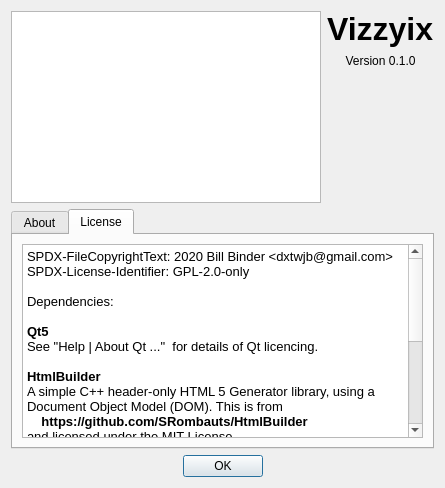
wwjjbb/vizzyix, file vizzyix/aboutdialog.ui: the form before one commit.
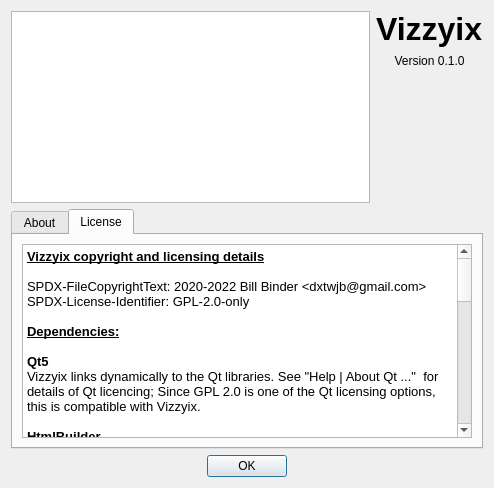
The form after the commit. The open tabs and pages were chosen to show the change.

Commit message:
Ebuild now gets source archive from github
Tidied up licensing some more.
The ebuild had a residual gpl-3 reference, now fixed.
Added a reference ebuild (based on 0.36.1) for eix with protobuf
useflag.
Added clicky links to the About... dialog.

```diff
--- a/vizzyix/aboutdialog.ui
+++ b/vizzyix/aboutdialog.ui
@@ -13,7 +13,7 @@
    <rect>
     <x>0</x>
     <y>0</y>
-    <width>445</width>
+    <width>494</width>
     <height>488</height>
    </rect>
   </property>
@@ -121,33 +121,50 @@
       </attribute>
       <layout class="QVBoxLayout" name="verticalLayout_4">
        <item>
-        <widget class="QTextEdit" name="licenseInfo">
+        <widget class="QTextBrowser" name="licenseInfo">
          <property name="html">
           <string>&lt;!DOCTYPE HTML PUBLIC &quot;-//W3C//DTD HTML 4.0//EN&quot; &quot;http://www.w3.org/TR/REC-html40/strict.dtd&quot;&gt;
 &lt;html&gt;&lt;head&gt;&lt;meta name=&quot;qrichtext&quot; content=&quot;1&quot; /&gt;&lt;style type=&quot;text/css&quot;&gt;
 p, li { white-space: pre-wrap; }
 &lt;/style&gt;&lt;/head&gt;&lt;body style=&quot; font-family:'Noto Sans'; font-size:10pt; font-weight:400; font-style:normal;&quot;&gt;
-&lt;p style=&quot; margin-top:0px; margin-bottom:0px; margin-left:0px; margin-right:0px; -qt-block-indent:0; text-indent:0px;&quot;&gt;SPDX-FileCopyrightText: 2020 Bill Binder &amp;lt;dxtwjb@gmail.com&amp;gt;&lt;/p&gt;
+&lt;p style=&quot; margin-top:0px; margin-bottom:0px; margin-left:0px; margin-right:0px; -qt-block-indent:0; text-indent:0px;&quot;&gt;&lt;span style=&quot; font-weight:600; text-decoration: underline;&quot;&gt;Vizzyix copyright and licensing details&lt;/span&gt;&lt;/p&gt;
+&lt;p style=&quot;-qt-paragraph-type:empty; margin-top:0px; margin-bottom:0px; margin-left:0px; margin-right:0px; -qt-block-indent:0; text-indent:0px;&quot;&gt;&lt;br /&gt;&lt;/p&gt;
+&lt;p style=&quot; margin-top:0px; margin-bottom:0px; margin-left:0px; margin-right:0px; -qt-block-indent:0; text-indent:0px;&quot;&gt;SPDX-FileCopyrightText: 2020-2022 Bill Binder &amp;lt;dxtwjb@gmail.com&amp;gt;&lt;/p&gt;
 &lt;p style=&quot; margin-top:0px; margin-bottom:0px; margin-left:0px; margin-right:0px; -qt-block-indent:0; text-indent:0px;&quot;&gt;SPDX-License-Identifier: GPL-2.0-only&lt;/p&gt;
 &lt;p style=&quot;-qt-paragraph-type:empty; margin-top:0px; margin-bottom:0px; margin-left:0px; margin-right:0px; -qt-block-indent:0; text-indent:0px;&quot;&gt;&lt;br /&gt;&lt;/p&gt;
-&lt;p style=&quot; margin-top:0px; margin-bottom:0px; margin-left:0px; margin-right:0px; -qt-block-indent:0; text-indent:0px;&quot;&gt;Dependencies:&lt;/p&gt;
+&lt;p style=&quot; margin-top:0px; margin-bottom:0px; margin-left:0px; margin-right:0px; -qt-block-indent:0; text-indent:0px;&quot;&gt;&lt;span style=&quot; font-weight:600; text-decoration: underline;&quot;&gt;Dependencies:&lt;/span&gt;&lt;/p&gt;
 &lt;p style=&quot;-qt-paragraph-type:empty; margin-top:0px; margin-bottom:0px; margin-left:0px; margin-right:0px; -qt-block-indent:0; text-indent:0px;&quot;&gt;&lt;br /&gt;&lt;/p&gt;
 &lt;p style=&quot; margin-top:0px; margin-bottom:0px; margin-left:0px; margin-right:0px; -qt-block-indent:0; text-indent:0px;&quot;&gt;&lt;span style=&quot; font-weight:600;&quot;&gt;Qt5&lt;/span&gt;&lt;/p&gt;
-&lt;p style=&quot; margin-top:0px; margin-bottom:0px; margin-left:0px; margin-right:0px; -qt-block-indent:0; text-indent:0px;&quot;&gt;See &amp;quot;Help | About Qt ...&amp;quot;  for details of Qt licencing.&lt;/p&gt;
+&lt;p style=&quot; margin-top:0px; margin-bottom:0px; margin-left:0px; margin-right:0px; -qt-block-indent:0; text-indent:0px;&quot;&gt;Vizzyix links dynamically to the Qt libraries. See &amp;quot;Help | About Qt ...&amp;quot;  for details of Qt licencing; Since GPL 2.0 is one of the Qt licensing options,  this is compatible with Vizzyix.&lt;/p&gt;
 &lt;p style=&quot;-qt-paragraph-type:empty; margin-top:0px; margin-bottom:0px; margin-left:0px; margin-right:0px; -qt-block-indent:0; text-indent:0px;&quot;&gt;&lt;br /&gt;&lt;/p&gt;
 &lt;p style=&quot; margin-top:0px; margin-bottom:0px; margin-left:0px; margin-right:0px; -qt-block-indent:0; text-indent:0px;&quot;&gt;&lt;span style=&quot; font-weight:600;&quot;&gt;HtmlBuilder&lt;/span&gt; &lt;/p&gt;
-&lt;p style=&quot; margin-top:0px; margin-bottom:0px; margin-left:0px; margin-right:0px; -qt-block-indent:0; text-indent:0px;&quot;&gt;A simple C++ header-only HTML 5 Generator library, using a Document Object Model (DOM). This is from&lt;/p&gt;
-&lt;p style=&quot; margin-top:0px; margin-bottom:0px; margin-left:0px; margin-right:0px; -qt-block-indent:0; text-indent:0px;&quot;&gt;&lt;span style=&quot; font-weight:600;&quot;&gt;    https://github.com/SRombauts/HtmlBuilder&lt;/span&gt;&lt;/p&gt;
-&lt;p style=&quot; margin-top:0px; margin-bottom:0px; margin-left:0px; margin-right:0px; -qt-block-indent:0; text-indent:0px;&quot;&gt;and licensed under the MIT License.&lt;/p&gt;
+&lt;p style=&quot; margin-top:0px; margin-bottom:0px; margin-left:0px; margin-right:0px; -qt-block-indent:0; text-indent:0px;&quot;&gt;A simple C++ header-only HTML 5 Generator library, using a Document Object Model (DOM), from &lt;a href=&quot;https://github.com/SRombauts/HtmlBuilder&quot;&gt;&lt;span style=&quot; text-decoration: underline; color:#2980b9;&quot;&gt;https://github.com/SRombauts/HtmlBuilder&lt;/span&gt;&lt;/a&gt;.  The headers are compiled directly into &lt;span style=&quot; font-weight:600;&quot;&gt;vizzyix&lt;/span&gt;. Licensed under the MITNFA License, which is compatible with GPL-2.0.&lt;/p&gt;
 &lt;p style=&quot;-qt-paragraph-type:empty; margin-top:0px; margin-bottom:0px; margin-left:0px; margin-right:0px; -qt-block-indent:0; text-indent:0px;&quot;&gt;&lt;br /&gt;&lt;/p&gt;
 &lt;p style=&quot; margin-top:0px; margin-bottom:0px; margin-left:0px; margin-right:0px; -qt-block-indent:0; text-indent:0px;&quot;&gt;&lt;span style=&quot; font-weight:600;&quot;&gt;eix&lt;/span&gt;&lt;/p&gt;
-&lt;p style=&quot; margin-top:0px; margin-bottom:0px; margin-left:0px; margin-right:0px; -qt-block-indent:0; text-indent:0px;&quot;&gt;A tool for the Gentoo Linux portage system. This is from&lt;/p&gt;
-&lt;p style=&quot; margin-top:0px; margin-bottom:0px; margin-left:0px; margin-right:0px; -qt-block-indent:0; text-indent:0px;&quot;&gt;&lt;span style=&quot; font-weight:600;&quot;&gt;    https://github.com/vaeth/eix&lt;/span&gt; &lt;/p&gt;
-&lt;p style=&quot; margin-top:0px; margin-bottom:0px; margin-left:0px; margin-right:0px; -qt-block-indent:0; text-indent:0px;&quot;&gt;and licensed under the GPL-2.0 License.&lt;/p&gt;
+&lt;p style=&quot; margin-top:0px; margin-bottom:0px; margin-left:0px; margin-right:0px; -qt-block-indent:0; text-indent:0px;&quot;&gt;A tool for the Gentoo Linux portage system,  &lt;a href=&quot;https://github.com/vaeth/eix&quot;&gt;&lt;span style=&quot; text-decoration: underline; color:#2980b9;&quot;&gt;https://github.com/vaeth/eix&lt;/span&gt;&lt;/a&gt;. Licensed under the GPL-2.0 License.&lt;/p&gt;
 &lt;p style=&quot;-qt-paragraph-type:empty; margin-top:0px; margin-bottom:0px; margin-left:0px; margin-right:0px; -qt-block-indent:0; text-indent:0px;&quot;&gt;&lt;br /&gt;&lt;/p&gt;
 &lt;p style=&quot; margin-top:0px; margin-bottom:0px; margin-left:0px; margin-right:0px; -qt-block-indent:0; text-indent:0px;&quot;&gt;1. &lt;span style=&quot; font-weight:600;&quot;&gt;eix&lt;/span&gt; is run as a separate process at runtime to gather package details into a Google Protocol Buffers file.&lt;/p&gt;
-&lt;p style=&quot; margin-top:0px; margin-bottom:0px; margin-left:0px; margin-right:0px; -qt-block-indent:0; text-indent:0px;&quot;&gt;2. The eix.proto file from eix is used during the build to generate a C++ class to read data from the protocol buffers file; the generated class files are then built in to &lt;span style=&quot; font-weight:600;&quot;&gt;vizzyix&lt;/span&gt;.&lt;/p&gt;
-&lt;p style=&quot;-qt-paragraph-type:empty; margin-top:0px; margin-bottom:0px; margin-left:0px; margin-right:0px; -qt-block-indent:0; text-indent:0px;&quot;&gt;&lt;br /&gt;&lt;/p&gt;&lt;/body&gt;&lt;/html&gt;</string>
+&lt;p style=&quot;-qt-paragraph-type:empty; margin-top:0px; margin-bottom:0px; margin-left:0px; margin-right:0px; -qt-block-indent:0; text-indent:0px;&quot;&gt;&lt;br /&gt;&lt;/p&gt;
+&lt;p style=&quot; margin-top:0px; margin-bottom:0px; margin-left:0px; margin-right:0px; -qt-block-indent:0; text-indent:0px;&quot;&gt;2. The &lt;span style=&quot; font-weight:600;&quot;&gt;eix.proto&lt;/span&gt; file from &lt;span style=&quot; font-weight:600;&quot;&gt;eix&lt;/span&gt; is used during the build to generate a C++ class to read data from the protocol buffers file; the generated class files are compiled and then statically linked to &lt;span style=&quot; font-weight:600;&quot;&gt;vizzyix&lt;/span&gt;. The license is GPL-2.0 for &lt;span style=&quot; font-weight:600;&quot;&gt;eix&lt;/span&gt; and &lt;span style=&quot; font-weight:600;&quot;&gt;vizzyix&lt;/span&gt;.&lt;/p&gt;
+&lt;p style=&quot;-qt-paragraph-type:empty; margin-top:0px; margin-bottom:0px; margin-left:0px; margin-right:0px; -qt-block-indent:0; text-indent:0px;&quot;&gt;&lt;br /&gt;&lt;/p&gt;
+&lt;p style=&quot; margin-top:0px; margin-bottom:0px; margin-left:0px; margin-right:0px; -qt-block-indent:0; text-indent:0px;&quot;&gt;&lt;span style=&quot; font-weight:600; text-decoration: underline;&quot;&gt;Other&lt;/span&gt;&lt;/p&gt;
+&lt;p style=&quot;-qt-paragraph-type:empty; margin-top:0px; margin-bottom:0px; margin-left:0px; margin-right:0px; -qt-block-indent:0; text-indent:0px; font-weight:600; text-decoration: underline;&quot;&gt;&lt;br /&gt;&lt;/p&gt;
+&lt;p style=&quot; margin-top:0px; margin-bottom:0px; margin-left:0px; margin-right:0px; -qt-block-indent:0; text-indent:0px;&quot;&gt;The project build scripts and various text files are licensed under Creative Commons Zero (CC0-1.0).&lt;/p&gt;
+&lt;p style=&quot;-qt-paragraph-type:empty; margin-top:0px; margin-bottom:0px; margin-left:0px; margin-right:0px; -qt-block-indent:0; text-indent:0px;&quot;&gt;&lt;br /&gt;&lt;/p&gt;
+&lt;p style=&quot; margin-top:0px; margin-bottom:0px; margin-left:0px; margin-right:0px; -qt-block-indent:0; text-indent:0px;&quot;&gt;&lt;span style=&quot; font-weight:600; text-decoration: underline;&quot;&gt;License Availability&lt;/span&gt;&lt;/p&gt;
+&lt;p style=&quot;-qt-paragraph-type:empty; margin-top:0px; margin-bottom:0px; margin-left:0px; margin-right:0px; -qt-block-indent:0; text-indent:0px;&quot;&gt;&lt;br /&gt;&lt;/p&gt;
+&lt;p style=&quot; margin-top:0px; margin-bottom:0px; margin-left:0px; margin-right:0px; -qt-block-indent:0; text-indent:0px;&quot;&gt;Copies of the relevant licenses are included in the LICENSES directory of the source archive, and should be installed with the software. The licenses are available online, as follows:&lt;/p&gt;
+&lt;p style=&quot;-qt-paragraph-type:empty; margin-top:0px; margin-bottom:0px; margin-left:0px; margin-right:0px; -qt-block-indent:0; text-indent:0px;&quot;&gt;&lt;br /&gt;&lt;/p&gt;
+&lt;p style=&quot; margin-top:0px; margin-bottom:0px; margin-left:0px; margin-right:0px; -qt-block-indent:0; text-indent:0px;&quot;&gt;* &lt;a href=&quot;https://spdx.org/licenses/GPL-2.0-only.html&quot;&gt;&lt;span style=&quot; text-decoration: underline; color:#2980b9;&quot;&gt;GNU General Public License Version 2 (GPL-2.0-only)&lt;/span&gt;&lt;/a&gt;&lt;/p&gt;
+&lt;p style=&quot; margin-top:0px; margin-bottom:0px; margin-left:0px; margin-right:0px; -qt-block-indent:0; text-indent:0px;&quot;&gt;* &lt;a href=&quot;https://spdx.org/licenses/MITNFA.html&quot;&gt;&lt;span style=&quot; text-decoration: underline; color:#2980b9;&quot;&gt;MIT +no-false-attribs (MITNFA)&lt;/span&gt;&lt;/a&gt;&lt;/p&gt;
+&lt;p style=&quot; margin-top:0px; margin-bottom:0px; margin-left:0px; margin-right:0px; -qt-block-indent:0; text-indent:0px;&quot;&gt;* &lt;a href=&quot;https://spdx.org/licenses/CC0-1.0.html&quot;&gt;&lt;span style=&quot; text-decoration: underline; color:#2980b9;&quot;&gt;Creative Commons Zero v1.0 Universal (CC0-1.0)&lt;/span&gt;&lt;/a&gt;&lt;/p&gt;
+&lt;p style=&quot;-qt-paragraph-type:empty; margin-top:0px; margin-bottom:0px; margin-left:0px; margin-right:0px; -qt-block-indent:0; text-indent:0px;&quot;&gt;&lt;br /&gt;&lt;/p&gt;
+&lt;p style=&quot; margin-top:0px; margin-bottom:0px; margin-left:0px; margin-right:0px; -qt-block-indent:0; text-indent:0px;&quot;&gt;&lt;span style=&quot; font-weight:600; text-decoration: underline;&quot;&gt;Credits&lt;/span&gt;&lt;/p&gt;
+&lt;p style=&quot;-qt-paragraph-type:empty; margin-top:0px; margin-bottom:0px; margin-left:0px; margin-right:0px; -qt-block-indent:0; text-indent:0px;&quot;&gt;&lt;br /&gt;&lt;/p&gt;
+&lt;p style=&quot; margin-top:0px; margin-bottom:0px; margin-left:0px; margin-right:0px; -qt-block-indent:0; text-indent:0px;&quot;&gt;&lt;a href=&quot;https://reuse.software/&quot;&gt;&lt;span style=&quot; text-decoration: underline; color:#2980b9;&quot;&gt;REUSE Software&lt;/span&gt;&lt;/a&gt; has been used to check that the source project files are consistently licensed.&lt;/p&gt;&lt;/body&gt;&lt;/html&gt;</string>
+         </property>
+         <property name="openExternalLinks">
+          <bool>true</bool>
          </property>
         </widget>
        </item>
```
Left out of the diff: 4 changed lines with no effect on the pictures. The commit also changes 8 other files.
